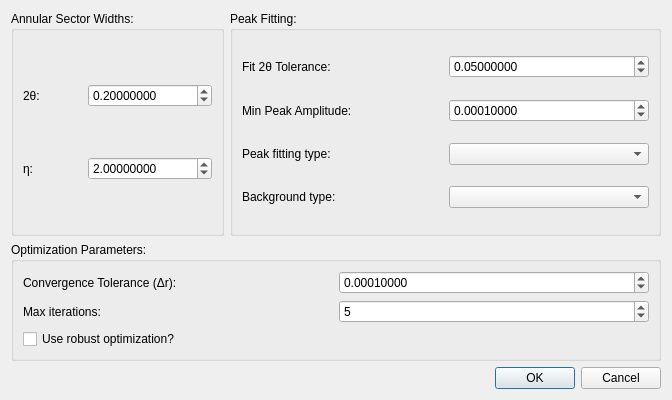
First picture: the form in hexrd/ui/resources/ui/powder_calibration_dialog.ui, repository HEXRD/hexrdgui, before the edit.
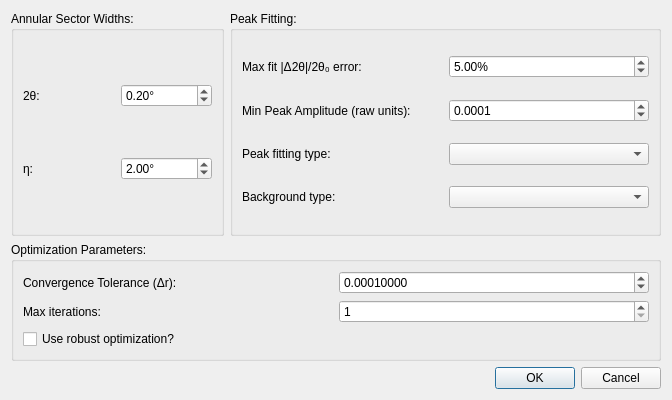
Second picture: the form after the edit. Custom widgets are drawn as their Qt base class.

Commit message: changed labels, defaults, units

```diff
--- a/hexrd/ui/resources/ui/powder_calibration_dialog.ui
+++ b/hexrd/ui/resources/ui/powder_calibration_dialog.ui
@@ -33,7 +33,7 @@
          <number>10000000</number>
         </property>
         <property name="value">
-         <number>5</number>
+         <number>1</number>
         </property>
        </widget>
       </item>
@@ -79,14 +79,14 @@
       <item row="1" column="2">
        <widget class="QLabel" name="fit_tth_tol_label">
         <property name="text">
-         <string>Fit 2θ Tolerance:</string>
+         <string>Max fit |Δ2θ|/2θ₀ error:</string>
         </property>
        </widget>
       </item>
       <item row="2" column="3">
        <widget class="ScientificDoubleSpinBox" name="int_cutoff">
         <property name="decimals">
-         <number>8</number>
+         <number>4</number>
         </property>
         <property name="maximum">
          <double>1000000.000000000000000</double>
@@ -98,21 +98,27 @@
       </item>
       <item row="1" column="3">
        <widget class="ScientificDoubleSpinBox" name="fit_tth_tol">
+        <property name="suffix">
+         <string>%</string>
+        </property>
         <property name="decimals">
-         <number>8</number>
+         <number>2</number>
+        </property>
+        <property name="minimum">
+         <double>0.010000000000000</double>
         </property>
         <property name="maximum">
-         <double>1000000.000000000000000</double>
+         <double>100.000000000000000</double>
         </property>
         <property name="value">
-         <double>0.050000000000000</double>
+         <double>5.000000000000000</double>
         </property>
        </widget>
       </item>
       <item row="2" column="2">
        <widget class="QLabel" name="int_cutoff_label">
         <property name="text">
-         <string>Min Peak Amplitude:</string>
+         <string>Min Peak Amplitude (raw units):</string>
         </property>
        </widget>
       </item>
@@ -157,8 +163,11 @@
         <property name="toolTip">
          <string>&lt;html&gt;&lt;head/&gt;&lt;body&gt;&lt;p&gt;Modifying this will also modify the 2θ width of the material's PlaneData.&lt;/p&gt;&lt;/body&gt;&lt;/html&gt;</string>
         </property>
+        <property name="suffix">
+         <string>°</string>
+        </property>
         <property name="decimals">
-         <number>8</number>
+         <number>2</number>
         </property>
         <property name="maximum">
          <double>1000000.000000000000000</double>
@@ -187,11 +196,17 @@
       </item>
       <item row="4" column="1">
        <widget class="ScientificDoubleSpinBox" name="eta_tolerance">
+        <property name="suffix">
+         <string>°</string>
+        </property>
         <property name="decimals">
-         <number>8</number>
+         <number>2</number>
+        </property>
+        <property name="minimum">
+         <double>0.000000000000000</double>
         </property>
         <property name="maximum">
-         <double>1000000.000000000000000</double>
+         <double>360.000000000000000</double>
         </property>
         <property name="singleStep">
          <double>0.100000000000000</double>
```
